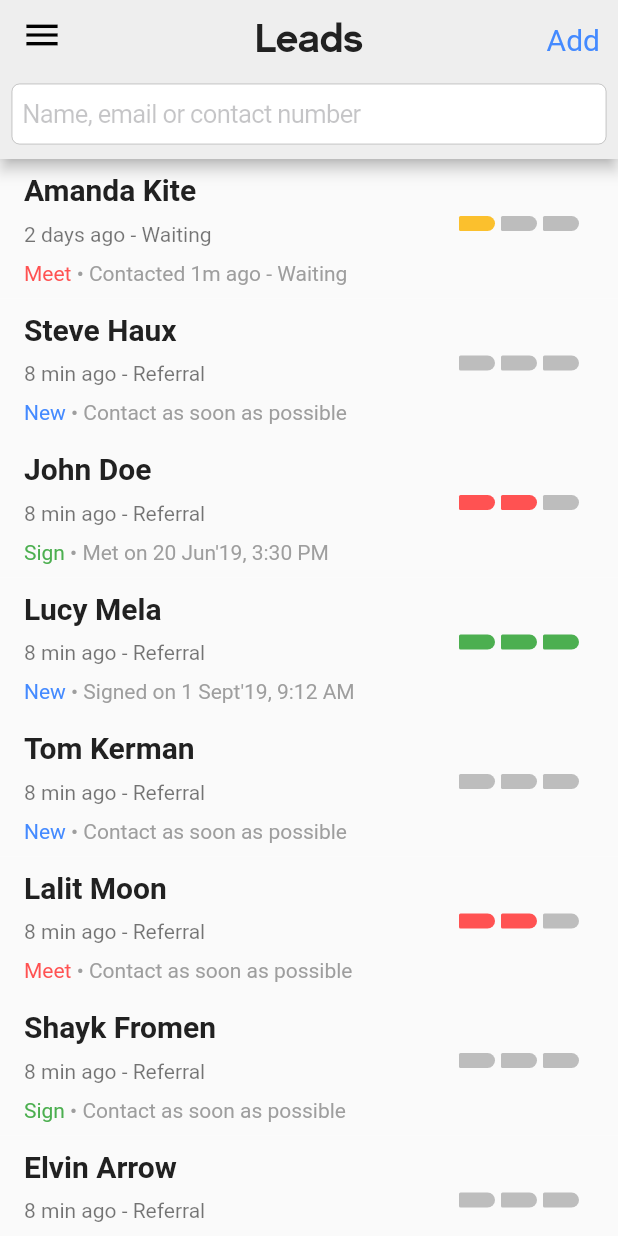
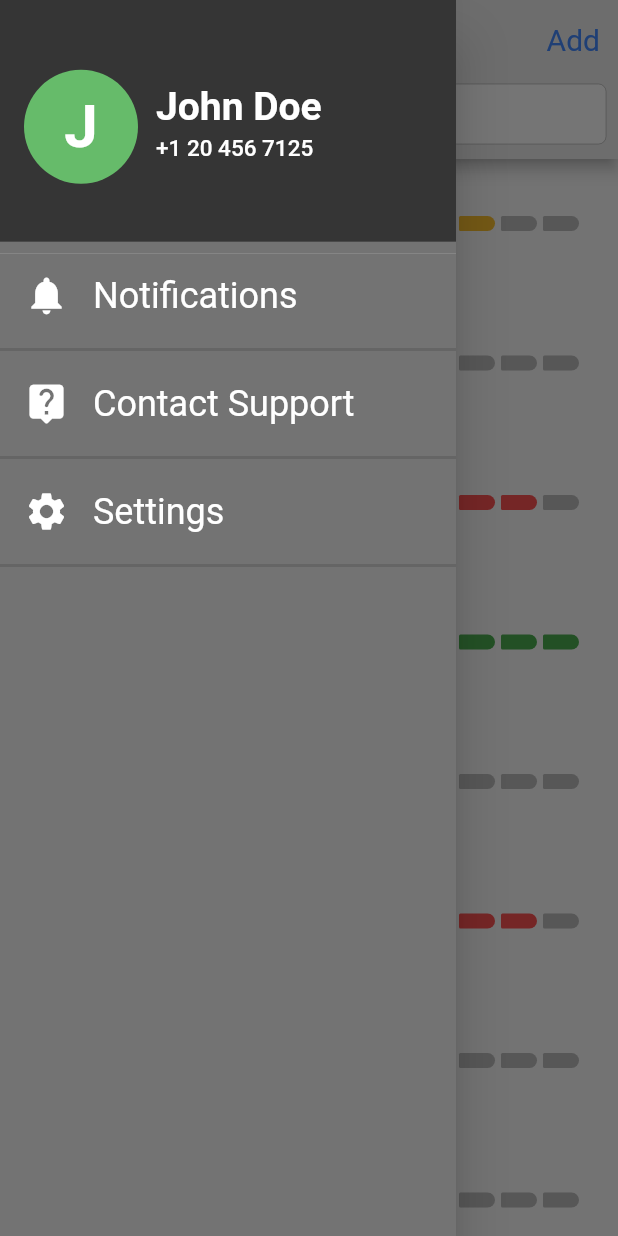
Before and after one commit to ihassanjavaid/Key-track, a Flutter app: the MainScreen screen opened by its route, with the side drawer open (before the commit the screen has no drawer), on a phone screen of 412 x 824 dp. Run offline on Flutter 3.47's test engine with Material 2 defaults, Android fonts, the phone set to English and light mode, and no system bars; our stand-ins replace font_awesome_flutter.

Commit message:
Update main_screen.dart

```diff
--- a/lib/ui/main_screen.dart
+++ b/lib/ui/main_screen.dart
@@ -8,19 +8,24 @@ class MainScreen extends StatelessWidget {
   @override
   Widget build(BuildContext context) {
     return Scaffold(
+      drawer: openDrawer(context),
       backgroundColor: Colors.white,
       appBar: AppBar(
+        iconTheme: IconThemeData(
+          color: Colors.grey[800],
+          size: 40
+        ),
         backgroundColor: Colors.grey[200],
         centerTitle: true,
         //toolbarHeight: 100,
-        leading: GestureDetector(
-          onTap: () => Navigator.pop(context),
-          child: Icon(
-            Icons.menu,
-            size: 28,
-            color: Colors.black,
-          ),
-        ),
+        // leading: GestureDetector(
+        //   onTap: () => openDrawer(context),
+        //   child: Icon(
+        //     Icons.menu,
+        //     size: 28,
+        //     color: Colors.black,
+        //   ),
+        // ),
         bottom: PreferredSize(
           preferredSize: Size.fromHeight(50),
           child: Container(
@@ -39,13 +44,10 @@ class MainScreen extends StatelessWidget {
         ),
         actions: [
           Padding(
-             padding: const EdgeInsets.only(top:15.0, right: 12),
+            padding: const EdgeInsets.only(top: 15.0, right: 12),
             child: Text(
               'Add',
-               style: TextStyle(
-                   color: Colors.blueAccent,
-                 fontSize: 20
-               ),
+              style: TextStyle(color: Colors.blueAccent, fontSize: 20),
             ),
           ),
         ],
@@ -111,7 +113,7 @@ class MainScreen extends StatelessWidget {
                                 height: 10,
                               ),
                               Text(
-                                '2 days ago - Waiting',
+                                '7h ago • Qanvast Lead • Unassigned',
                               ),
                               SizedBox(
                                 height: 10,
@@ -214,7 +216,7 @@ class MainScreen extends StatelessWidget {
                                 height: 10,
                               ),
                               Text(
-                                '8 min ago - Referral',
+                                '7h ago • Qanvast Lead • Assigned',
                               ),
                               SizedBox(
                                 height: 10,
@@ -920,4 +922,153 @@ class MainScreen extends StatelessWidget {
       ),
     );
   }
+
+  Drawer openDrawer(BuildContext context) {
+    return Drawer(
+      child: ListView(
+        padding: EdgeInsets.zero,
+        //controller: _drawerController,
+        children: [
+          Container(
+            color: Colors.black54,
+            child: DrawerHeader(
+              decoration: BoxDecoration(
+                color: Colors.black54,
+              ),
+              child: Row(
+                children: [
+                  CircleAvatar(
+                    maxRadius: 38,
+                    foregroundColor: Colors.green,
+                    backgroundColor: Colors.green[400],
+                    child: Text(
+                      'J',
+                      style: TextStyle(
+                        fontSize: 40,
+                        color: Colors.white,
+                        fontWeight: FontWeight.bold,
+                      ),
+                    ),
+                  ),
+                  Column(
+                    crossAxisAlignment: CrossAxisAlignment.start,
+                    children: [
+                      SizedBox(
+                        height: 40,
+                      ),
+                      Padding(
+                        padding: const EdgeInsets.only(left: 12.0),
+                        child: Text(
+                          'John Doe',
+                          style: TextStyle(
+                            fontSize: 26,
+                            color: Colors.white,
+                            fontWeight: FontWeight.bold,
+                          ),
+                        ),
+                      ),
+                      Padding(
+                        padding: const EdgeInsets.only(left: 12.0, top: 4.0),
+                        child: Text(
+                          '+1 20 456 7125',
+                          style: TextStyle(
+                            fontSize: 15,
+                            color: Colors.white,
+                            //fontWeight: FontWeight.bold,
+                          ),
+                        ),
+                      ),
+                    ],
+                  )
+                ],
+              ),
+            ),
+          ),
+          Container(
+            color: Colors.black54,
+            height: MediaQuery.of(context).size.height - 50,
+            child: Column(
+              children: [
+                ListTile(
+                  title: Row(
+                    children: [
+                      Icon(
+                        Icons.notifications,
+                        color: Colors.white,
+                        size: 30,
+                      ),
+                      SizedBox(
+                        width: 16,
+                      ),
+                      Text(
+                        'Notifications',
+                        style: TextStyle(
+                          fontSize: 24,
+                          color: Colors.white,
+                          fontWeight: FontWeight.w400,
+                        ),
+                      ),
+                    ],
+                  ),
+                ),
+                Divider(
+                  thickness: 2,
+                ),
+                ListTile(
+                  title: Row(
+                    children: [
+                      Icon(
+                        Icons.live_help_rounded,
+                        color: Colors.white,
+                        size: 30,
+                      ),
+                      SizedBox(
+                        width: 16,
+                      ),
+                      Text(
+                        'Contact Support',
+                        style: TextStyle(
+                          fontSize: 24,
+                          color: Colors.white,
+                          fontWeight: FontWeight.w400,
+                        ),
+                      ),
+                    ],
+                  ),
+                ),
+                Divider(
+                  thickness: 2,
+                ),
+                ListTile(
+                  title: Row(
+                    children: [
+                      Icon(
+                        Icons.settings,
+                        color: Colors.white,
+                        size: 30,
+                      ),
+                      SizedBox(
+                        width: 16,
+                      ),
+                      Text(
+                        'Settings',
+                        style: TextStyle(
+                          fontSize: 24,
+                          color: Colors.white,
+                          fontWeight: FontWeight.w400,
+                        ),
+                      ),
+                    ],
+                  ),
+                ),
+                Divider(
+                  thickness: 2,
+                ),
+              ],
+            ),
+          )
+        ],
+      ),
+    );
   }
+}
```
Lines whose indentation alone changed are shown as unchanged.
